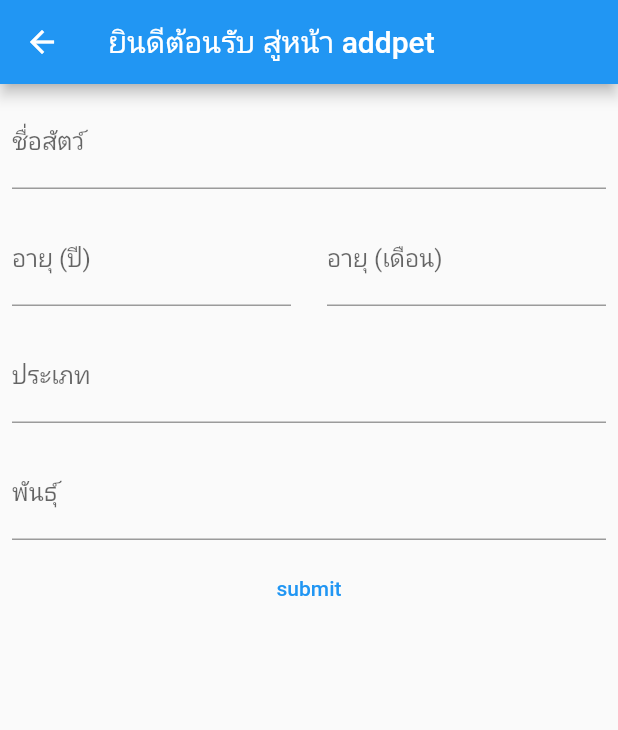
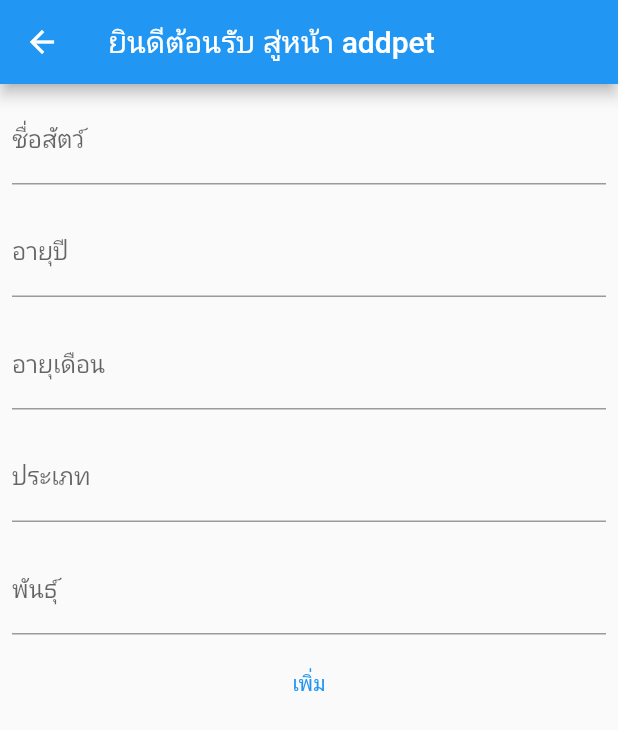
Before and after one commit to Yunocat02/LittleBuddy, a Flutter app: the AddPet screen opened directly, on a phone screen of 412 x 824 dp. Shown: the top 730 px of the screen. Run offline on Flutter 3.47's test engine with Material 2 defaults, Android fonts, the phone set to English and light mode, and no system bars; our stand-ins replace cloud_firestore, firebase_auth, firebase_core, flutter_svg, gap, get and 4 more; accounts and stored records are empty.

Commit message:
editaddpet3

```diff
--- a/lib/views/addpet_view.dart
+++ b/lib/views/addpet_view.dart
@@ -1,7 +1,10 @@
+import 'package:cloud_firestore/cloud_firestore.dart';
 import 'package:flutter/material.dart';
 import 'package:flutter/services.dart';
-
+import 'package:firebase_auth/firebase_auth.dart';
+import 'package:get/get.dart';
 import '../widgets/back_button.dart';
+import 'package:LittleBuddy/model/petmodel.dart';
 
 class AddPet extends StatefulWidget {
   const AddPet({Key? key}) : super(key: key);
@@ -10,97 +13,82 @@ class AddPet extends StatefulWidget {
   State<AddPet> createState() => _AddPetState();
 }
 
+
+
 class _AddPetState extends State<AddPet> {
-  final _formKey = GlobalKey<FormState>();
+  final FirebaseFirestore firestore = FirebaseFirestore.instance;
+  final FirebaseAuth auth = FirebaseAuth.instance;
+  TextEditingController nameController = TextEditingController();
+  TextEditingController typeController = TextEditingController();
+  TextEditingController ageyearController = TextEditingController();
+  TextEditingController agemonthController = TextEditingController();
+  TextEditingController speciesController = TextEditingController();
+
+
+  late String uid;
+
+  Future<void> addPetReport() async {
+    final user = auth.currentUser;
+    if (user != null) {
+      uid = user.uid;
+      final DocumentReference userDocRef = firestore.collection('petreport').doc(uid);
+      final CollectionReference petReportCollectionRef = userDocRef.collection('0001');
+
+final Map<String, dynamic> data = {
+  'name': nameController.text,
+  'age(year)': ageyearController.text,
+  'age(month)': agemonthController.text,
+  'type': typeController.text,
+  'species': speciesController.text,
+};
+
+petReportCollectionRef.add(data);
+    }
+  }
+
 
   @override
   Widget build(BuildContext context) {
     return Scaffold(
       appBar: AppBar(title: const Text("ยินดีต้อนรับ สู่หน้า addpet")),
       body: Form(
-        key: _formKey,
         child: Column(
           children: [
             Padding(
               padding: const EdgeInsets.all(8.0),
               child: TextFormField(
-                decoration: InputDecoration(
-                    labelText: "ชื่อสัตว์", hintText: "ตัวอย่าง : แจ้"),
-                validator: (value) {
-                  if (value == null || value.isEmpty) {
-                    return 'โปรดใส่ชื่อสัตว์';
-                  }
-                  return null;
-                },
-              ),
-            ),
-            Row(
-              children: [
-                Expanded(
-                  child: Padding(
-                    padding: const EdgeInsets.all(8.0),
-                    child: TextFormField(
-                      decoration: InputDecoration(
-                          labelText: "อายุ (ปี)", hintText: "ตัวอย่าง : 2"),
-                      keyboardType: TextInputType.number,
-                      inputFormatters: <TextInputFormatter>[
-                        FilteringTextInputFormatter.digitsOnly
-                      ],
-                      validator: (value) {
-                        if (value == null || value.isEmpty) {
-                          return 'โปรดใส่อายุ (ปี)';
-                        }
-                        return null;
-                      },
-                    ),
-                  ),
-                ),
-                const SizedBox(width: 8),
-                Expanded(
-                  child: Padding(
-                    padding: const EdgeInsets.all(8.0),
-                    child: TextFormField(
-                      decoration: InputDecoration(
-                          labelText: "อายุ (เดือน)", hintText: "ตัวอย่าง : 3"),
-                      keyboardType: TextInputType.number,
-                      inputFormatters: <TextInputFormatter>[
-                        FilteringTextInputFormatter.digitsOnly
-                      ],
-                      validator: (value) {
-                        if (value == null || value.isEmpty) {
-                          return 'โปรดอายุ (เดือน)';
-                        }
-                        return null;
-                      },
-                    ),
-                  ),
-                ),
-              ],
-            ),
-            Padding(
-              padding: const EdgeInsets.all(8.0),
-              child: TextFormField(
-                decoration: InputDecoration(
-                    labelText: "ประเภท", hintText: "ตัวอย่าง : สุนัข"),
-                validator: (value) {
-                  if (value == null || value.isEmpty) {
-                    return 'โปรดใส่ประเภท';
-                  }
-                  return null;
-                },
+                controller: nameController,
+                decoration: InputDecoration(labelText: "ชื่อสัตว์"),
+
               ),
             ),
             Padding(
               padding: const EdgeInsets.all(8.0),
               child: TextFormField(
-                decoration: InputDecoration(
-                    labelText: "พันธุ์", hintText: "ตัวอย่าง : Corki"),
-                validator: (value) {
-                  if (value == null || value.isEmpty) {
-                    return 'โปรดใส่พันธุ์';
-                  }
-                  return null;
-                },
+                controller: ageyearController,
+                decoration: InputDecoration(labelText: "อายุปี"),
+
+              ),
+            ),Padding(
+              padding: const EdgeInsets.all(8.0),
+              child: TextFormField(
+                controller: agemonthController,
+                decoration: InputDecoration(labelText: "อายุเดือน"),
+
+              ),
+            ),
+            Padding(
+              padding: const EdgeInsets.all(8.0),
+              child: TextFormField(
+                controller: typeController,
+                decoration: InputDecoration(labelText: "ประเภท"),
+              ),
+            ),
+            Padding(
+              padding: const EdgeInsets.all(8.0),
+              child: TextFormField(
+                controller: speciesController,
+                decoration: InputDecoration(labelText: "พันธุ์"),
               ),
             ),
             Stack(
@@ -116,11 +104,10 @@ class _AddPetState extends State<AddPet> {
                         MaterialStateProperty.all<Color>(Colors.blue),
                   ),
                   onPressed: () {
-                    if (_formKey.currentState!.validate()) {
-                      // Add your onPressed logic here
-                    }
+                    // Add your onPressed logic here
+                    addPetReport();
                   },
-                  child: const Text('submit'),
+                  child: const Text('เพิ่ม'),
                 ),
               ],
             ),
@@ -129,4 +116,6 @@ class _AddPetState extends State<AddPet> {
       ),
     );
   }
+
+
 }
--- a/lib/views/login_view.dart
+++ b/lib/views/login_view.dart
@@ -339,7 +339,7 @@ class _LoginViewState extends State<LoginView> {
                   print('Sign in successful');
                   Navigator.pushReplacement(context,
                       MaterialPageRoute(builder: (context) {
-                    return datareportviewsmember();
+                    return Home();
                   }));
                 });
               } on FirebaseAuthException catch (e) {
```
Also changed, not shown: lib/model/petmodel.dart (added, +15 -0 lines), lib/views/mypets_view.dart (+65 -13 lines).
